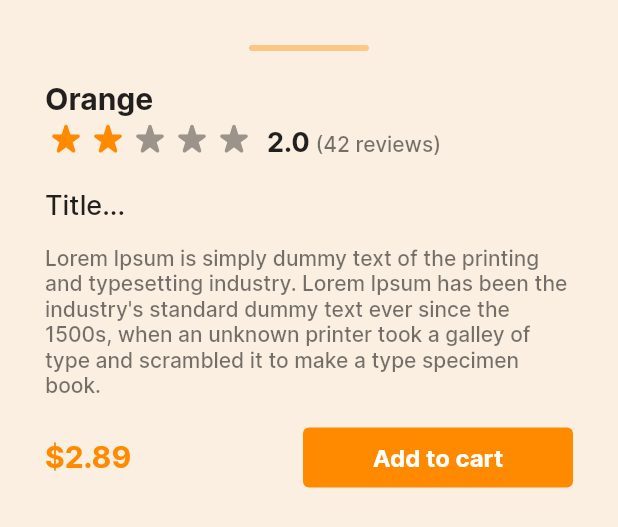
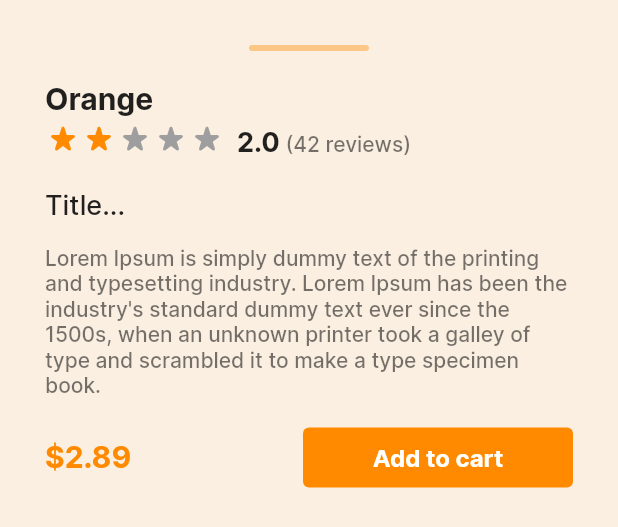
Before and after one commit to BrunoRabbit/fruit-store-app, a Flutter app: the ItemDescription widget shown alone on an empty page, opened directly with sample values from the repository, on a phone screen of 412 x 824 dp. Shown: the top 527 px of the screen. Run offline on Flutter 3.47's test engine with Material 2 defaults, Android fonts, the light colour scheme and no system bars; drawn by our look-alikes of flutter_rating_bar; our stand-ins replace bloc, feather_icons, flutter_bloc, like_button.

Commit message:
remove package

```diff
--- a/lib/main.dart
+++ b/lib/main.dart
@@ -3,8 +3,6 @@ import 'package:flutter_bloc/flutter_bloc.dart';
 import 'package:fruit_store_app/routes/app_routes.dart';
 import 'package:fruit_store_app/views/home_page/home_page.dart';
 import 'package:fruit_store_app/views/splash_page/bloc/cubit/progress_bar_cubit.dart';
-
-import 'views/cart_page/bloc/rating_cubit/rating_cubit.dart';
 
 void main() {
   runApp(const MyApp());
@@ -22,9 +20,6 @@ class MyApp extends StatelessWidget {
     return MultiBlocProvider(
       providers: [
         BlocProvider(
-          create: (context) => RatingCubit(),
-        ),
-        BlocProvider(
           create: (context) => ProgressBarCubit(),
         ),
       ],
--- a/lib/views/cart_page/bloc/rating_cubit/rating_cubit.dart
+++ /dev/null
@@ -1,12 +0,0 @@
-import 'package:bloc/bloc.dart';
-import 'package:fruit_store_app/models/product.dart';
-
-part 'rating_state.dart';
-
-class RatingCubit extends Cubit<RatingState> {
-  RatingCubit() : super(RatingState(rating: 0.0));
-
-  void addRating(double value) {
-    emit(RatingState(rating: value));
-  }
-}
--- a/lib/views/cart_page/bloc/rating_cubit/rating_state.dart
+++ /dev/null
@@ -1,8 +0,0 @@
-part of 'rating_cubit.dart';
-
-class RatingState {
-  double rating;
-  RatingState({
-    required this.rating,
-  });
-}
--- a/lib/views/cart_page/widgets/item_description.dart
+++ b/lib/views/cart_page/widgets/item_description.dart
@@ -1,13 +1,9 @@
 import 'package:flutter/material.dart';
-import 'package:flutter_bloc/flutter_bloc.dart';
-import 'package:flutter_rating_bar/flutter_rating_bar.dart';
-
-import 'package:fruit_store_app/models/product.dart';
-import 'package:fruit_store_app/styles/color_theme.dart';
-import 'package:fruit_store_app/views/cart_page/bloc/rating_cubit/rating_cubit.dart';
-import 'package:fruit_store_app/widgets/custom_button.dart';
-import 'package:fruit_store_app/widgets/custom_text.dart';
-import 'package:fruit_store_app/widgets/star_icon.dart';
+import '../../../models/product.dart';
+import '../../../styles/color_theme.dart';
+import '../../../widgets/custom_button.dart';
+import '../../../widgets/custom_text.dart';
+import '../../../widgets/star_icon.dart';
 
 class ItemDescription extends StatelessWidget {
   final Product? product;
@@ -44,36 +40,26 @@ class ItemDescription extends StatelessWidget {
                 fontFamily: 'Inter-Bold',
               ),
             ),
-            BlocBuilder<RatingCubit, RatingState>(
-              builder: (context, state) {
-                return Row(
+            Row(
               children: [
-                    RatingBar.builder(
-                      initialRating: product!.rating,
-                      itemSize: 28,
-                      glow: false,
-                      allowHalfRating: true,
-                      itemBuilder: (context, index) {
-                        return const StarIcon();
-                      },
-                      onRatingUpdate: (value) {
-                        BlocProvider.of<RatingCubit>(context).addRating(value);
-                      },
-                      updateOnDrag: true,
+                Wrap(
+                  children: List.generate(
+                    5,
+                    (index) => StarIcon(
+                      isGoodRate: index > product!.rating - 1 ? false : true,
+                    ),
+                  ),
                 ),
                 Padding(
                   padding: const EdgeInsets.only(top: 6, left: 8),
                   child: CustomText(
-                        label:
-                            '${product!.rating}', //TODO - FIX changing screens
+                    label: '${product!.rating}', //TODO - FIX changing screens
                     fontFamily: 'Inter-Bold',
                     size: 18,
                     richLabel: ' (42 reviews)',
                   ),
                 ),
               ],
-                );
-              },
             ),
             const SizedBox(
               height: 20,
--- a/lib/widgets/star_icon.dart
+++ b/lib/widgets/star_icon.dart
@@ -12,9 +12,9 @@ class StarIcon extends StatelessWidget {
 
   @override
   Widget build(BuildContext context) {
-    return const Icon(
+    return Icon(
       Icons.star_rate_rounded,
-      color: primaryColor,
+      color: isGoodRate ? primaryColor : Colors.grey,
     );
   }
 }
--- a/pubspec.yaml
+++ b/pubspec.yaml
@@ -36,7 +36,6 @@ dependencies:
   cupertino_icons: ^1.0.2
   flutter_svg: ^1.0.3
   feather_icons: ^1.2.0
-  flutter_rating_bar: ^4.0.0
   like_button: ^2.0.4
   flutter_bloc: ^8.0.1
 
```
Also changed, not shown: pubspec.lock. Lines whose indentation alone changed are shown as unchanged.
